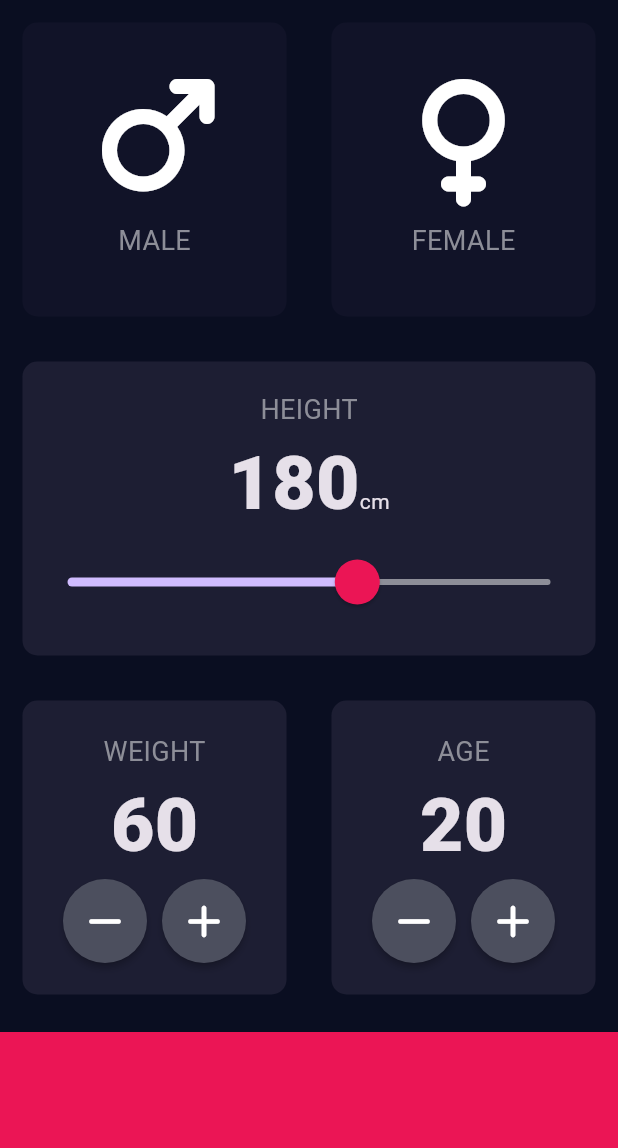
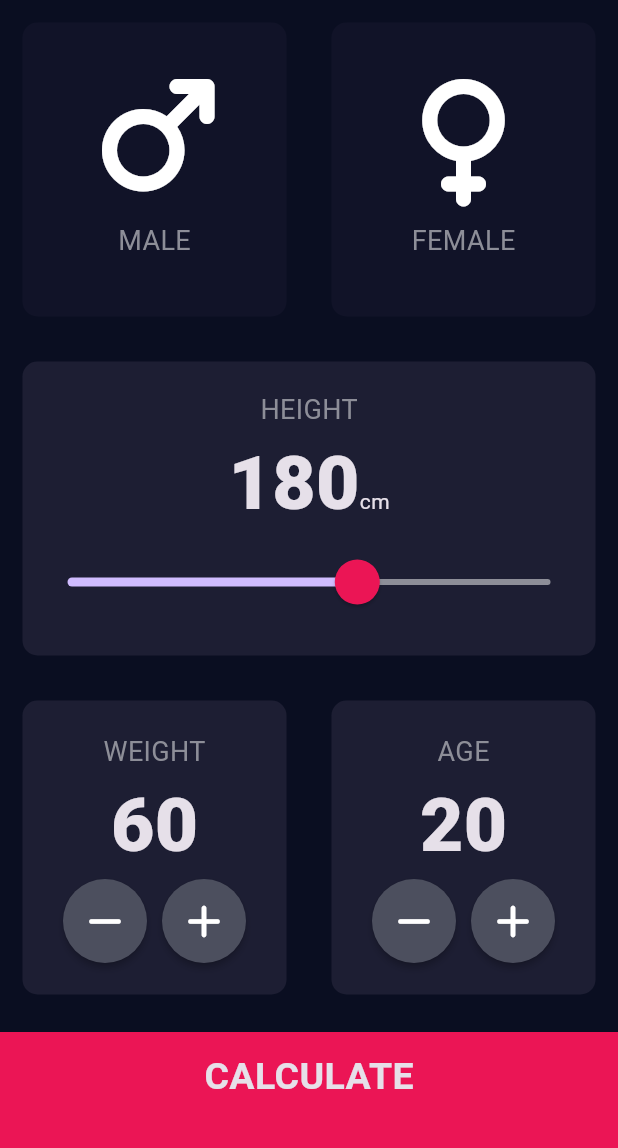
Before and after one commit to niloymamun/bmi-calculator-flutter, a Flutter app: the screen it shows after launch, on a phone screen of 412 x 824 dp, the part 84-1232 px from its top. Run offline on Flutter 3.47's test engine with Material 3 defaults, Android fonts, the phone set to English and light mode, and no system bars; our stand-ins replace font_awesome_flutter.

Commit message:
Design Result page and separate screen & components

```diff
--- /dev/null
+++ b/lib/components/bottom_button.dart
@@ -0,0 +1,29 @@
+// ignore_for_file: public_member_api_docs, sort_constructors_first
+import 'package:flutter/material.dart';
+
+import '../constants.dart';
+
+class BottomButton extends StatelessWidget {
+  const BottomButton({
+    super.key,
+    required this.buttonTitle,
+    required this.onTap,
+  });
+  final String buttonTitle;
+  final VoidCallback onTap;
+
+  @override
+  Widget build(BuildContext context) {
+    return GestureDetector(
+      onTap: onTap,
+      child: Container(
+        color: kBottomContainerColor,
+        margin: EdgeInsets.only(top: 10.0),
+        padding: EdgeInsets.only(bottom: 20.0),
+        width: double.infinity,
+        height: kBottomContainerHeight,
+        child: Center(child: Text(buttonTitle, style: kLargeButtonTextStyle)),
+      ),
+    );
+  }
+}
--- /dev/null
+++ b/lib/components/round_icon_button.dart
@@ -0,0 +1,23 @@
+import 'package:flutter/material.dart';
+
+class RoundIconButton extends StatelessWidget {
+  const RoundIconButton({
+    super.key,
+    required this.iconData,
+    required this.onPressed,
+  });
+  final IconData iconData;
+  final VoidCallback onPressed;
+
+  @override
+  Widget build(BuildContext context) {
+    return RawMaterialButton(
+      onPressed: onPressed,
+      // elevation: 6.0,
+      constraints: BoxConstraints.tightFor(width: 56.0, height: 56.0),
+      shape: CircleBorder(),
+      fillColor: Color(0xFF4C4F5E),
+      child: Icon(iconData, color: Colors.white),
+    );
+  }
+}
--- a/lib/constants.dart
+++ b/lib/constants.dart
@@ -6,3 +6,15 @@ const kInactiveCardColor = Color(0xFF111328);
 const kBottomContainerColor = Color(0xFFEB1555);
 const kLabelTextStyle = TextStyle(fontSize: 18.0, color: Color(0xFF8D8E98));
 const kNumberTextStyle = TextStyle(fontSize: 50.0, fontWeight: FontWeight.w900);
+const kTitleTextStyle = TextStyle(fontSize: 50.0, fontWeight: FontWeight.bold);
+const kResultTextStyle = TextStyle(
+  color: Color(0xFF24D876),
+  fontSize: 22.0,
+  fontWeight: FontWeight.bold,
+);
+const kBMITextStyle = TextStyle(fontSize: 100.0, fontWeight: FontWeight.bold);
+const kBodyTextStyle = TextStyle(fontSize: 22.0);
+const kLargeButtonTextStyle = TextStyle(
+  fontSize: 25.0,
+  fontWeight: FontWeight.bold,
+);
--- a/lib/main.dart
+++ b/lib/main.dart
@@ -1,5 +1,7 @@
-import 'package:bmi_calculator_flutter/input_page.dart';
+import 'package:bmi_calculator_flutter/screen/input_page.dart';
 import 'package:flutter/material.dart';
+
+import 'screen/results_page.dart' show ResultsPage;
 
 void main() {
   runApp(const BMICalculator());
--- a/lib/input_page.dart
+++ b/lib/screen/input_page.dart
@@ -1,8 +1,12 @@
+import 'package:bmi_calculator_flutter/components/round_icon_button.dart';
 import 'package:bmi_calculator_flutter/constants.dart';
-import 'package:bmi_calculator_flutter/icon_content.dart';
-import 'package:bmi_calculator_flutter/reusable_card.dart';
+import 'package:bmi_calculator_flutter/components/icon_content.dart';
+import 'package:bmi_calculator_flutter/screen/results_page.dart';
+import 'package:bmi_calculator_flutter/components/reusable_card.dart';
 import 'package:flutter/material.dart';
 import 'package:font_awesome_flutter/font_awesome_flutter.dart';
+
+import '../components/bottom_button.dart';
 
 enum Gender { male, female }
 
@@ -191,36 +195,17 @@ class _InputPageState extends State<InputPage> {
             ),
           ),
 
-          Container(
-            color: kBottomContainerColor,
-            margin: EdgeInsets.only(top: 10.0),
-            width: double.infinity,
-            height: kBottomContainerHeight,
+          BottomButton(
+            buttonTitle: "CALCULATE",
+            onTap: () {
+              Navigator.push(
+                context,
+                MaterialPageRoute(builder: (context) => ResultsPage()),
+              );
+            },
           ),
         ],
       ),
     );
   }
 }
-
-class RoundIconButton extends StatelessWidget {
-  const RoundIconButton({
-    super.key,
-    required this.iconData,
-    required this.onPressed,
-  });
-  final IconData iconData;
-  final VoidCallback onPressed;
-
-  @override
-  Widget build(BuildContext context) {
-    return RawMaterialButton(
-      onPressed: onPressed,
-      // elevation: 6.0,
-      constraints: BoxConstraints.tightFor(width: 56.0, height: 56.0),
-      shape: CircleBorder(),
-      fillColor: Color(0xFF4C4F5E),
-      child: Icon(iconData, color: Colors.white),
-    );
-  }
-}
```
Also changed, not shown: lib/screen/results_page.dart (added, +55 -0 lines), lib/components/icon_content.dart (renamed from lib/icon_content.dart), lib/components/reusable_card.dart (renamed from lib/reusable_card.dart).
